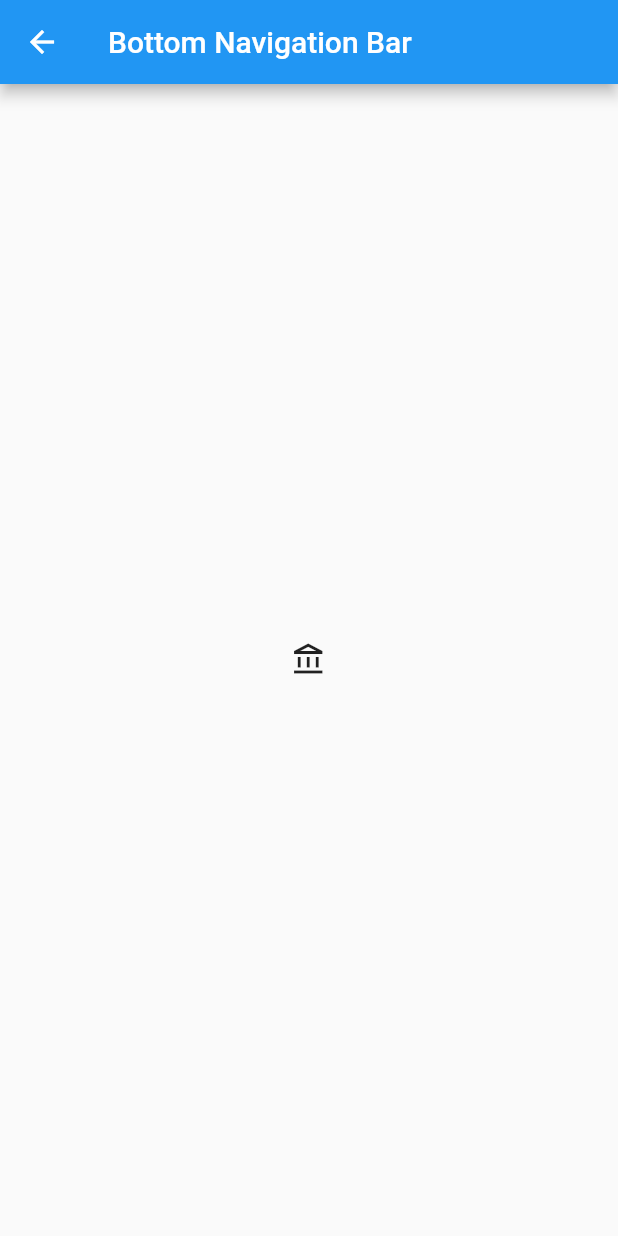
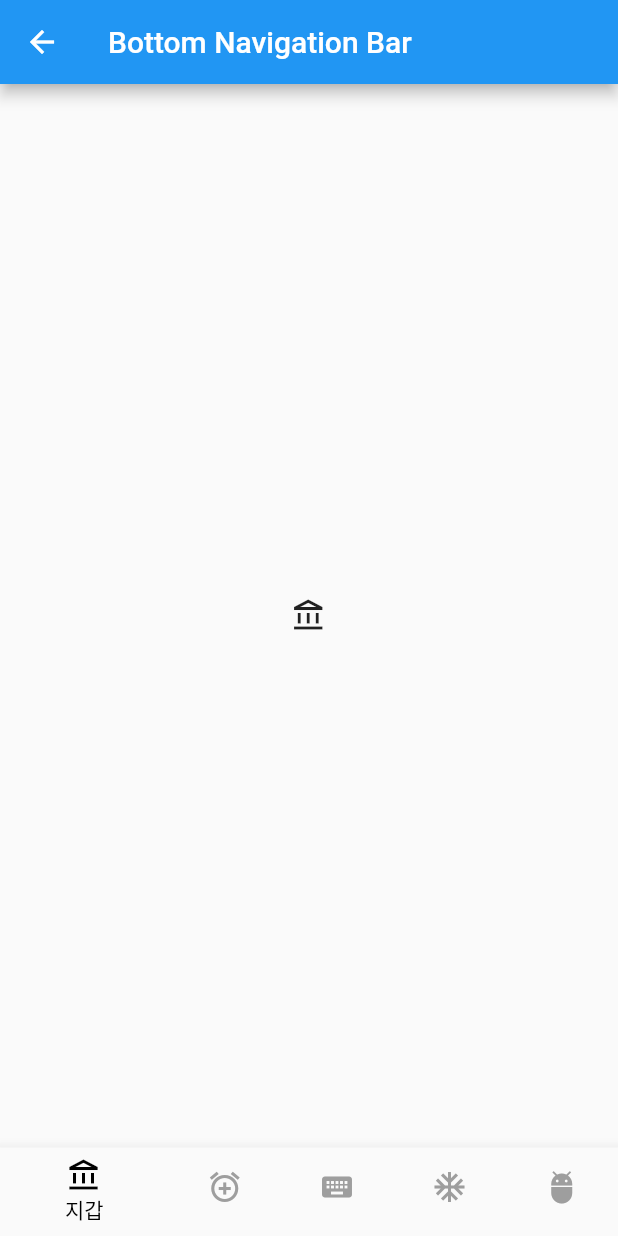
Before and after one commit to sweetswift/tabbar, a Flutter app: the BottomNavigationBarScreen screen opened directly, on a phone screen of 412 x 824 dp. Run offline on Flutter 3.47's test engine with Material 2 defaults, Android fonts, the phone set to English and light mode, and no system bars.

Commit message:
Add: 선택된탭,선택안된탭 컬러값 추가

```diff
--- a/lib/screen/bottom_navigation_bar.dart
+++ b/lib/screen/bottom_navigation_bar.dart
@@ -34,6 +34,20 @@ class _BottomNavigationBarScreenState extends State<BottomNavigationBarScreen>
                 ))
             .toList(),
       ),
+      bottomNavigationBar: BottomNavigationBar(
+        selectedItemColor: Colors.black,
+        unselectedItemColor: Colors.grey,
+        items: TABS
+            .map(
+              (e) => BottomNavigationBarItem(
+                icon: Icon(
+                  e.icon,
+                ),
+                label: e.label,
+              ),
+            )
+            .toList(),
+      ),
     );
   }
 }
```
